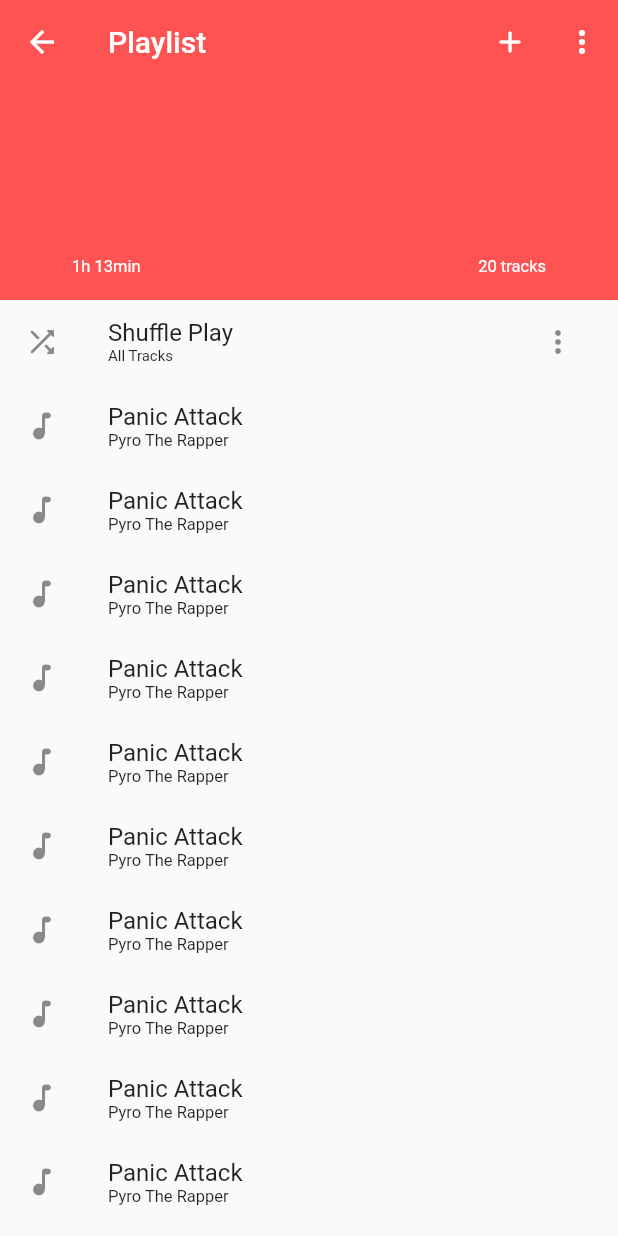
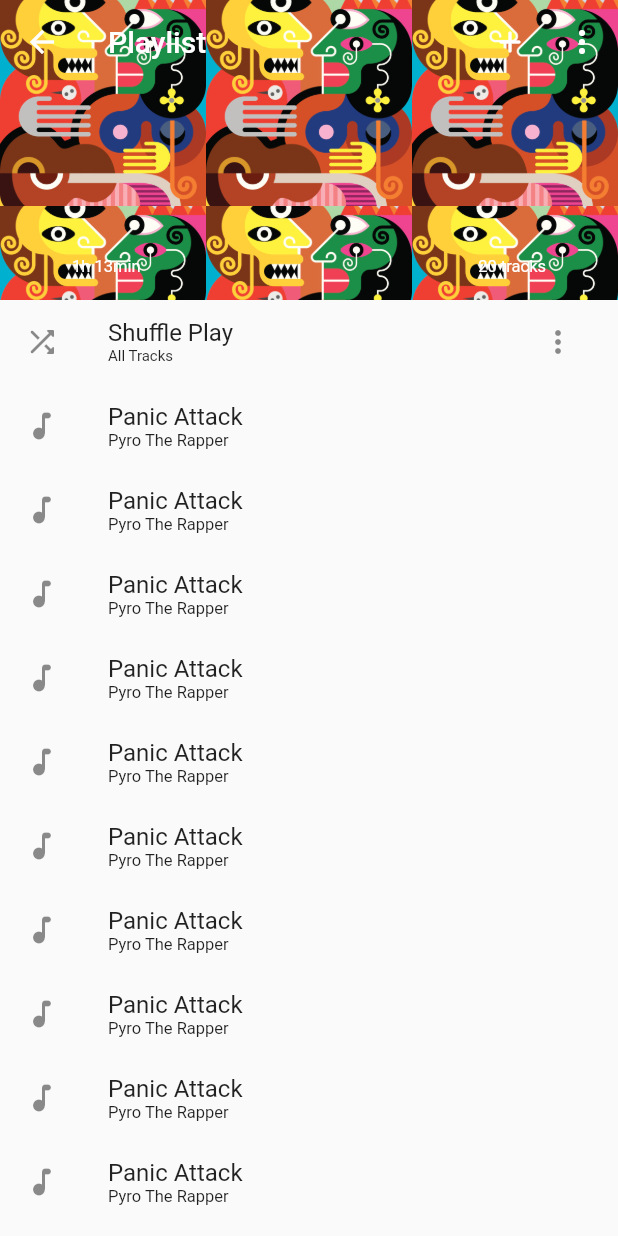
Before and after one commit to onumengine/music_player, a Flutter app: the PlaylistPage screen opened by its route, on a phone screen of 412 x 824 dp. Run offline on Flutter 3.47's test engine with Material 2 defaults, Android fonts, the phone set to English and light mode, and no system bars.

Commit message:
Feat(playlist_banner.dart):Added the banner that displays song images in a grid to the [FlexibleSpace] in the [SliverAppBar]

```diff
--- /dev/null
+++ b/lib/ui/components/playlist_banner.dart
@@ -0,0 +1,43 @@
+import 'package:flutter/material.dart';
+
+class PlaylistBanner extends StatefulWidget {
+  PlaylistBannerState createState() => PlaylistBannerState();
+}
+
+class PlaylistBannerState extends State<PlaylistBanner> {
+  Widget build(BuildContext context) {
+    return Container(
+      height: 200,
+      child: GridView.count(
+        crossAxisCount: 3,
+        addAutomaticKeepAlives: false,
+        children: <Widget>[
+          Image.asset(
+            'lib/images/one.jpg',
+            fit: BoxFit.cover,
+          ),
+          Image.asset(
+            'lib/images/one.jpg',
+            fit: BoxFit.cover,
+          ),
+          Image.asset(
+            'lib/images/one.jpg',
+            fit: BoxFit.cover,
+          ),
+          Image.asset(
+            'lib/images/one.jpg',
+            fit: BoxFit.cover,
+          ),
+          Image.asset(
+            'lib/images/one.jpg',
+            fit: BoxFit.cover,
+          ),
+          Image.asset(
+            'lib/images/one.jpg',
+            fit: BoxFit.cover,
+          ),
+        ],
+      ),
+    );
+  }
+}
--- a/lib/ui/screens/playlists/playlist_page.dart
+++ b/lib/ui/screens/playlists/playlist_page.dart
@@ -1,6 +1,7 @@
 import 'package:flutter/material.dart';
 import 'package:music_player/ui/components/track_listtile.dart';
 import 'package:music_player/ui/components/shuffle_tile.dart';
+import 'package:music_player/ui/components/playlist_banner.dart';
 
 enum PlaylistMenu {
   multiSelect,
@@ -21,15 +22,17 @@ class PlaylistPage extends StatefulWidget {
 class PlaylistPageState extends State<PlaylistPage> {
   Widget build(BuildContext context) {
     return Scaffold(
-      body: CustomScrollView(
+      body: SafeArea(
+        child: CustomScrollView(
           slivers: <Widget>[
             SliverAppBar(
               title: Text('Playlist'),
               expandedHeight: 200,
               flexibleSpace: FlexibleSpaceBar(
-              background: Container(
-                color: Colors.redAccent,
-                child: Align(
+                background: Stack(
+                  children: <Widget>[
+                    PlaylistBanner(),
+                    Align(
                       alignment: Alignment.bottomCenter,
                       child: Padding(
                         padding: const EdgeInsets.symmetric(
@@ -55,7 +58,12 @@ class PlaylistPageState extends State<PlaylistPage> {
                         ),
                       ),
                     ),
+                  ],
                 ),
+                /* Container(
+                  color: Colors.redAccent,
+
+                ), */
               ),
               actions: <Widget>[
                 IconButton(
@@ -133,6 +141,7 @@ class PlaylistPageState extends State<PlaylistPage> {
             )
           ],
         ),
+      ),
     );
   }
 }
```
Lines whose indentation alone changed are shown as unchanged.
